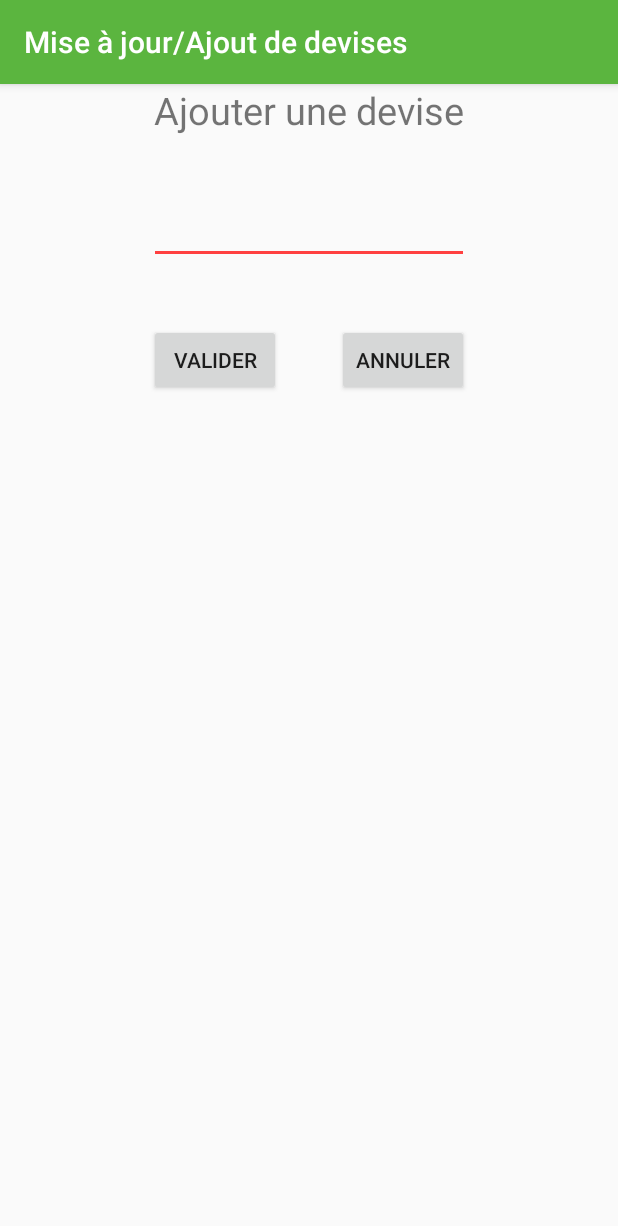
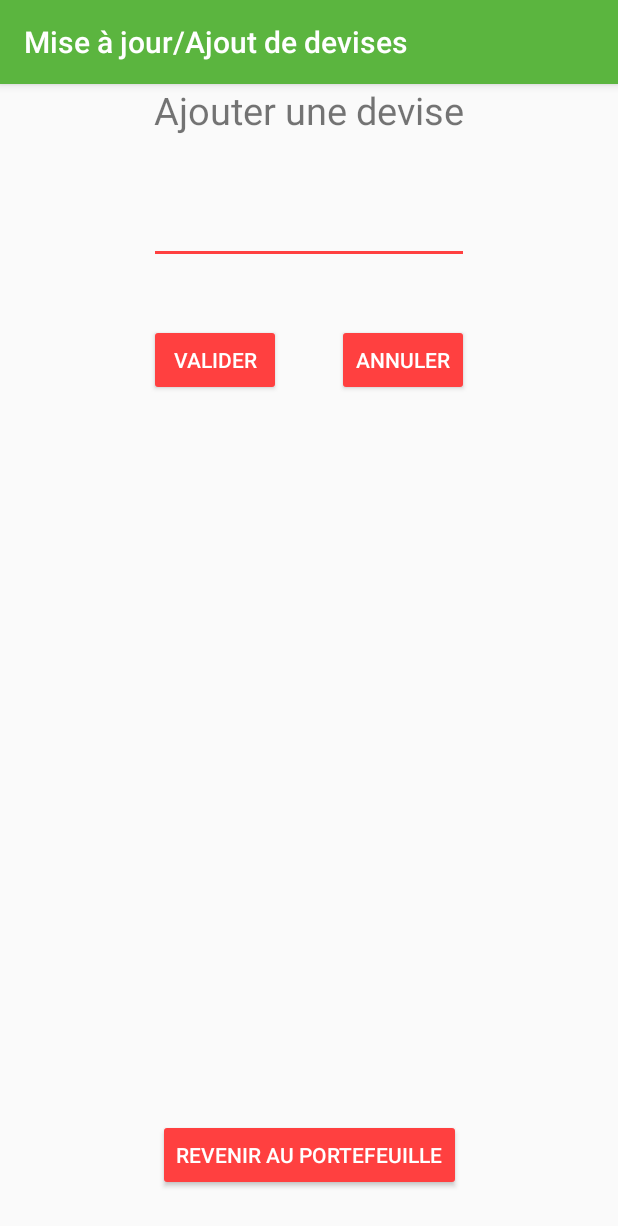
Before and after one commit to damieng57/android2017, an Android app: the UpdateActivity screen opened directly, with no data from a screen before it, on a phone screen of 412 x 824 dp. Shown: the top 1226 px of the screen. Run offline under Robolectric (Android 15) with nearby library versions, the phone set to English and light mode, and no system bars.

Commit message:
Version finale TD2 Android

```diff
--- a/app/src/main/java/com/portefeuille/dg/devise/DeviseActivity.java
+++ b/app/src/main/java/com/portefeuille/dg/devise/DeviseActivity.java
@@ -106,6 +106,7 @@ public class DeviseActivity extends AppCompatActivity {
         ma_enpoche.setText(texte);
     }
 
+    // Utilisation du bouton du téléphone pour revenir en arrière
     @Override
     public void onBackPressed(){
         Intent appelActivite = new Intent();
@@ -113,6 +114,7 @@ public class DeviseActivity extends AppCompatActivity {
         this.finish();
     }
 
+    // Utilisation du bouton de l'application pour revenir au portefeuille
     public void retour(View view) {
         Intent appelActivite = new Intent();
         appelActivite.putExtra("devise", this.devise);
--- a/app/src/main/java/com/portefeuille/dg/devise/UpdateActivity.java
+++ b/app/src/main/java/com/portefeuille/dg/devise/UpdateActivity.java
@@ -91,7 +91,7 @@ public class UpdateActivity extends AppCompatActivity {
     }
 
     public void retour(View view) {
-        this.cancel(null);
+        onBackPressed();
     }
 
 }
--- a/app/src/main/res/layout-land/activity_main.xml
+++ b/app/src/main/res/layout-land/activity_main.xml
@@ -31,6 +31,6 @@
         android:layout_margin="@dimen/fab_margin"
         app:srcCompat="@android:drawable/ic_input_add"
         android:onClick="creeDevise"
-        android:tint="@color/colorPrimaryDark"/>
+        android:tint="@color/white"/>
 
 </android.support.design.widget.CoordinatorLayout>
--- a/app/src/main/res/layout-land/activity_update.xml
+++ b/app/src/main/res/layout-land/activity_update.xml
@@ -16,8 +16,13 @@
         >
 
         <android.widget.ScrollView
-            android:layout_height="match_parent"
-            android:layout_width="match_parent">
+            android:layout_width="match_parent"
+            android:layout_height="0dp"
+            app:layout_constraintBottom_toTopOf="@+id/retour"
+            app:layout_constraintLeft_toLeftOf="parent"
+            app:layout_constraintRight_toRightOf="parent"
+            app:layout_constraintTop_toTopOf="parent">
+
             <android.support.constraint.ConstraintLayout xmlns:android="http://schemas.android.com/apk/res/android"
                 xmlns:app="http://schemas.android.com/apk/res-auto"
                 xmlns:tools="http://schemas.android.com/tools"
@@ -60,6 +65,8 @@
                     app:layout_constraintTop_toBottomOf="@id/et_nom"
                     android:layout_marginTop="40dp"
                     android:onClick="ok"
+                    android:textColor="@color/white"
+                    android:backgroundTint="@color/colorAccent"
                     />
 
                 <Button
@@ -71,6 +78,8 @@
                     app:layout_constraintTop_toBottomOf="@id/et_nom"
                     android:layout_marginTop="40dp"
                     android:onClick="cancel"
+                    android:textColor="@color/white"
+                    android:backgroundTint="@color/colorAccent"
                     />
 
             </android.support.constraint.ConstraintLayout>
@@ -86,6 +95,8 @@
             app:layout_constraintLeft_toLeftOf="parent"
             app:layout_constraintRight_toRightOf="parent"
             android:layout_marginBottom="30dp"
+            android:textColor="@color/white"
+            android:backgroundTint="@color/colorAccent"
             android:onClick="retour"
             />
 
--- a/app/src/main/res/layout/activity_main.xml
+++ b/app/src/main/res/layout/activity_main.xml
@@ -30,6 +30,6 @@
         android:layout_margin="@dimen/fab_margin"
         app:srcCompat="@android:drawable/ic_input_add"
         android:onClick="creeDevise"
-        android:tint="@color/colorPrimaryDark"/>
+        android:tint="@color/white" />
 
 </android.support.design.widget.CoordinatorLayout>
--- a/app/src/main/res/layout/activity_update.xml
+++ b/app/src/main/res/layout/activity_update.xml
@@ -6,6 +6,23 @@
     android:layout_height="match_parent"
     tools:context="com.portefeuille.dg.devise.UpdateActivity">
 
+
+    <android.support.constraint.ConstraintLayout xmlns:android="http://schemas.android.com/apk/res/android"
+        xmlns:app="http://schemas.android.com/apk/res-auto"
+        xmlns:tools="http://schemas.android.com/tools"
+        android:layout_width="match_parent"
+        android:layout_height="match_parent"
+        app:layout_behavior="@string/appbar_scrolling_view_behavior"
+        tools:context="com.portefeuille.dg.devise.UpdateActivity"
+        tools:showIn="@layout/activity_update">
+
+        <android.widget.ScrollView
+            android:layout_width="match_parent"
+            android:layout_height="0dp"
+            app:layout_constraintBottom_toTopOf="@+id/retour"
+            app:layout_constraintLeft_toLeftOf="parent"
+            app:layout_constraintRight_toRightOf="parent"
+            app:layout_constraintTop_toTopOf="parent">
 
     <android.support.constraint.ConstraintLayout xmlns:android="http://schemas.android.com/apk/res/android"
         xmlns:app="http://schemas.android.com/apk/res-auto"
@@ -49,6 +66,8 @@
             app:layout_constraintTop_toBottomOf="@id/et_nom"
             android:layout_marginTop="40dp"
             android:onClick="ok"
+            android:textColor="@color/white"
+            android:backgroundTint="@color/colorAccent"
             />
 
         <Button
@@ -60,6 +79,25 @@
             app:layout_constraintTop_toBottomOf="@id/et_nom"
             android:layout_marginTop="40dp"
             android:onClick="cancel"
+            android:textColor="@color/white"
+            android:backgroundTint="@color/colorAccent"
+            />
+
+    </android.support.constraint.ConstraintLayout>
+        </android.widget.ScrollView>
+
+        <Button
+            android:id="@+id/retour"
+            android:layout_width="wrap_content"
+            android:layout_height="wrap_content"
+            android:text="@string/retour"
+            app:layout_constraintBottom_toBottomOf="parent"
+            app:layout_constraintLeft_toLeftOf="parent"
+            app:layout_constraintRight_toRightOf="parent"
+            android:layout_marginBottom="30dp"
+            android:onClick="retour"
+            android:textColor="@color/white"
+            android:backgroundTint="@color/colorAccent"
             />
 
     </android.support.constraint.ConstraintLayout>
```
Also changed, not shown: app/src/main/java/com/portefeuille/dg/devise/MainActivity.java (+10 -0 lines), app/src/main/res/layout-land/activity_devise.xml (+10 -4 lines), app/src/main/res/layout/activity_devise.xml (+14 -4 lines), app/src/main/res/layout/content_main.xml (+38 -11 lines).
